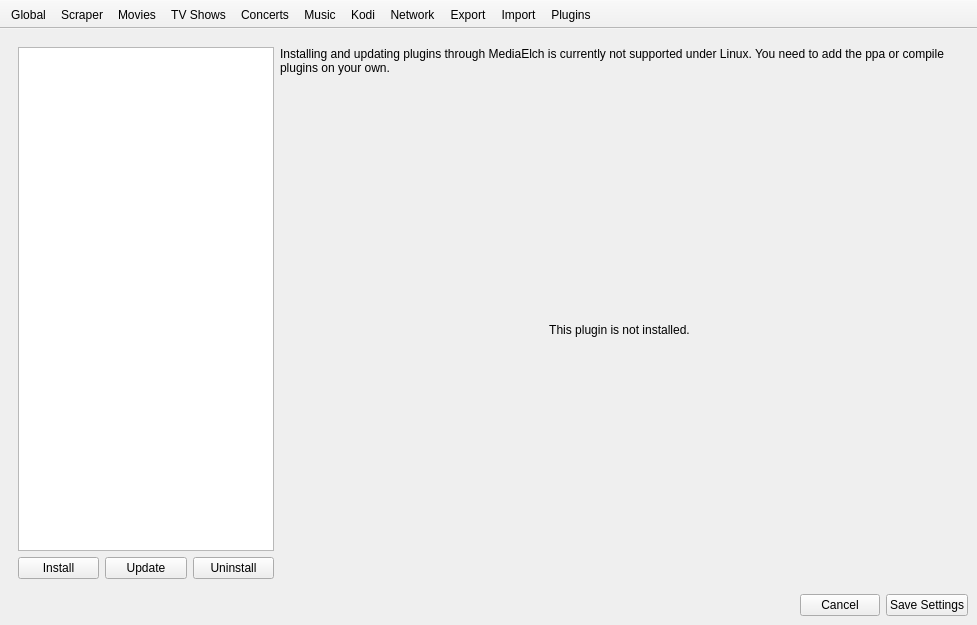
This is settings/SettingsWindow.ui in Komet/MediaElch as Qt 5 draws it before an edit. The edited form follows.
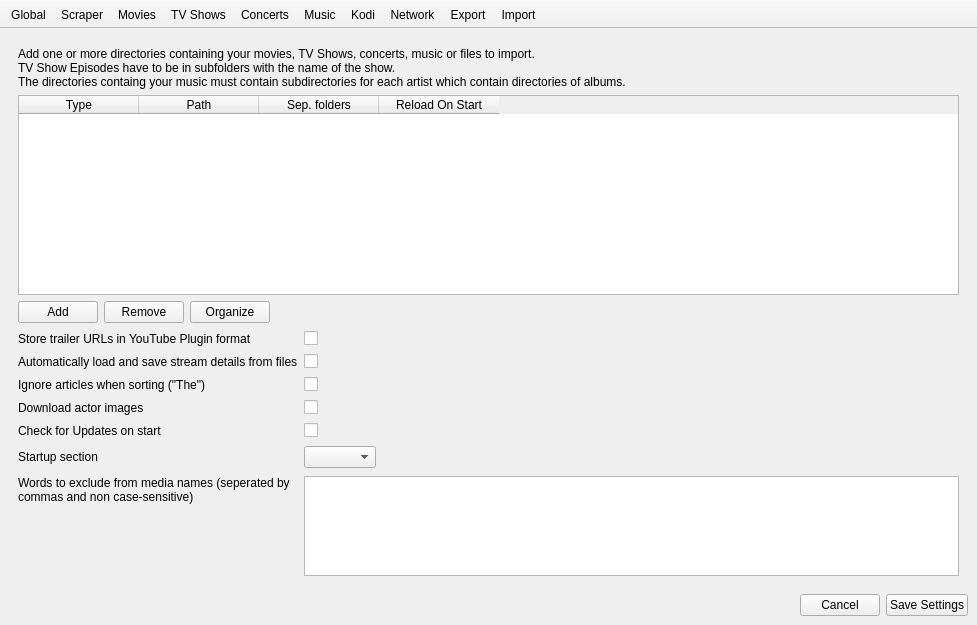
This is the edited form. The open tabs and pages were chosen to show the change. Custom widgets are drawn as their Qt base class.

Commit message:
Remove unused plugin code
 - the plugin feature was never used in a release
 - managing plugins is possibly too much work (needs maintenance)

The edit to the form file:
```diff
--- a/settings/SettingsWindow.ui
+++ b/settings/SettingsWindow.ui
@@ -1512,129 +1512,6 @@
         </item>
        </layout>
       </widget>
-      <widget class="QWidget" name="page_10">
-       <layout class="QHBoxLayout" name="horizontalLayout_6" stretch="0,1">
-        <item>
-         <layout class="QVBoxLayout" name="verticalLayout_16">
-          <item>
-           <widget class="QListWidget" name="pluginList">
-            <property name="styleSheet">
-             <string notr="true">QListWidget {
-	selection-background-color: rgba(70, 155, 198, 70);
-}</string>
-            </property>
-            <property name="wordWrap">
-             <bool>true</bool>
-            </property>
-           </widget>
-          </item>
-          <item>
-           <layout class="QHBoxLayout" name="horizontalLayout_4">
-            <item>
-             <widget class="QPushButton" name="btnInstallPlugin">
-              <property name="text">
-               <string>Install</string>
-              </property>
-             </widget>
-            </item>
-            <item>
-             <widget class="QPushButton" name="btnUpdatePlugin">
-              <property name="text">
-               <string>Update</string>
-              </property>
-             </widget>
-            </item>
-            <item>
-             <widget class="QPushButton" name="btnUninstallPlugin">
-              <property name="text">
-               <string>Uninstall</string>
-              </property>
-             </widget>
-            </item>
-           </layout>
-          </item>
-         </layout>
-        </item>
-        <item>
-         <layout class="QVBoxLayout" name="verticalLayout_14" stretch="0,0">
-          <item>
-           <widget class="QLabel" name="pluginsLinux">
-            <property name="text">
-             <string>Installing and updating plugins through MediaElch is currently not supported under Linux. You need to add the ppa or compile plugins on your own.</string>
-            </property>
-            <property name="wordWrap">
-             <bool>true</bool>
-            </property>
-           </widget>
-          </item>
-          <item>
-           <widget class="QStackedWidget" name="pluginSettings">
-            <property name="currentIndex">
-             <number>2</number>
-            </property>
-            <widget class="QWidget" name="page_noPlugins">
-             <layout class="QHBoxLayout" name="horizontalLayout_7"/>
-            </widget>
-            <widget class="QWidget" name="page_noSettings">
-             <layout class="QHBoxLayout" name="horizontalLayout_8">
-              <item>
-               <widget class="QLabel" name="label_61">
-                <property name="text">
-                 <string>This plugin has no settings.</string>
-                </property>
-                <property name="alignment">
-                 <set>Qt::AlignCenter</set>
-                </property>
-               </widget>
-              </item>
-             </layout>
-            </widget>
-            <widget class="QWidget" name="page_notInstalled">
-             <layout class="QVBoxLayout" name="verticalLayout_15">
-              <item>
-               <spacer name="verticalSpacer_2">
-                <property name="orientation">
-                 <enum>Qt::Vertical</enum>
-                </property>
-                <property name="sizeHint" stdset="0">
-                 <size>
-                  <width>20</width>
-                  <height>40</height>
-                 </size>
-                </property>
-               </spacer>
-              </item>
-              <item>
-               <widget class="QLabel" name="label_62">
-                <property name="text">
-                 <string>This plugin is not installed.</string>
-                </property>
-                <property name="alignment">
-                 <set>Qt::AlignCenter</set>
-                </property>
-               </widget>
-              </item>
-              <item>
-               <spacer name="verticalSpacer_3">
-                <property name="orientation">
-                 <enum>Qt::Vertical</enum>
-                </property>
-                <property name="sizeHint" stdset="0">
-                 <size>
-                  <width>20</width>
-                  <height>40</height>
-                 </size>
-                </property>
-               </spacer>
-              </item>
-             </layout>
-            </widget>
-           </widget>
-          </item>
-         </layout>
-        </item>
-       </layout>
-      </widget>
      </widget>
     </item>
     <item>
@@ -1708,7 +1585,6 @@
    <addaction name="actionNetwork"/>
    <addaction name="actionExport"/>
    <addaction name="actionImport"/>
-   <addaction name="actionPlugins"/>
   </widget>
   <action name="actionMovies">
    <property name="text">
@@ -1812,17 +1688,6 @@
     <string notr="true">download</string>
    </property>
   </action>
-  <action name="actionPlugins">
-   <property name="text">
-    <string>Plugins</string>
-   </property>
-   <property name="page" stdset="0">
-    <number>10</number>
-   </property>
-   <property name="iconName" stdset="0">
-    <string notr="true">box2</string>
-   </property>
-  </action>
   <action name="actionMusic">
    <property name="text">
     <string>Music</string>
```
Left out of the diff: 16 changed lines with no effect on the pictures. The commit also changes 20 other files.
